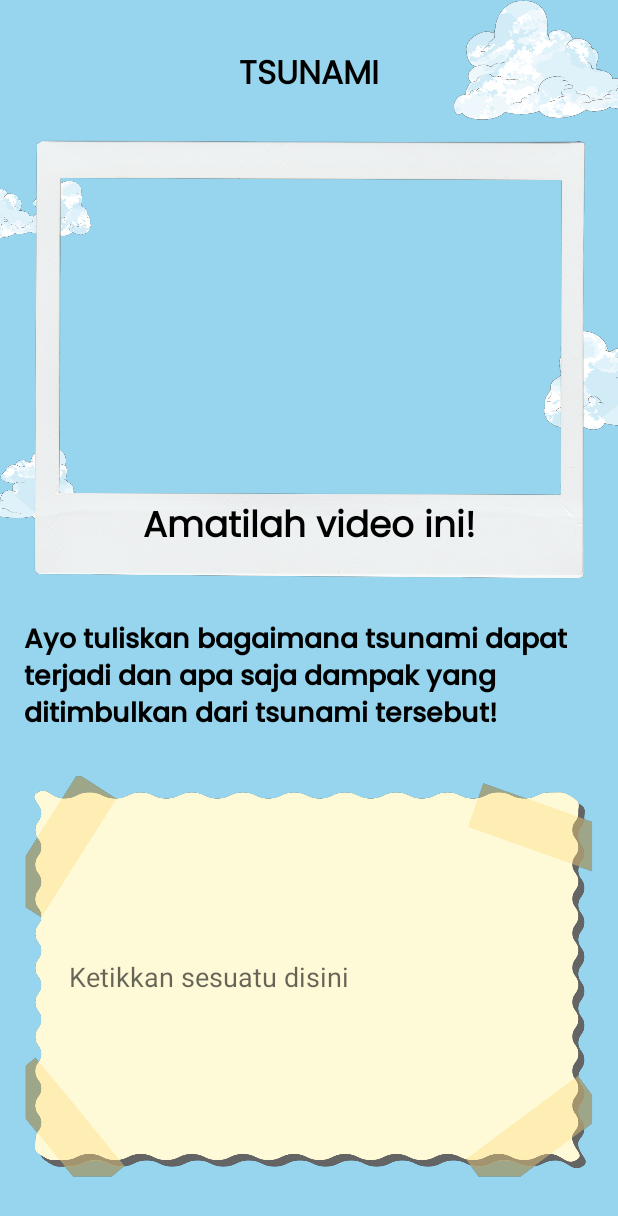
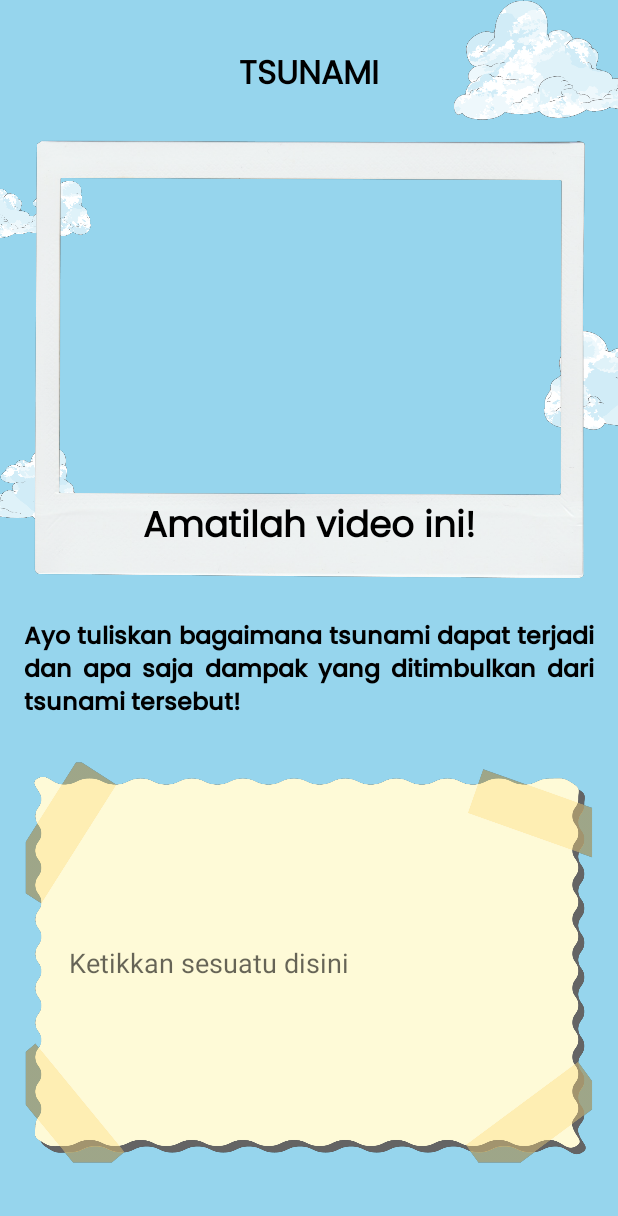
Before and after one commit to yendrapriambada/EcoGuardian, an Android app: the TemplateVideoMateriActivity screen opened directly, with no data from a screen before it, on a phone screen of 412 x 824 dp. Shown: the top 1216 px of the screen. Run offline under Robolectric (Android 15) with nearby library versions, the phone set to English and light mode, and no system bars.

Commit message:
Add Layout Sixteen

```diff
--- a/app/src/main/AndroidManifest.xml
+++ b/app/src/main/AndroidManifest.xml
@@ -12,8 +12,11 @@
         android:theme="@style/Theme.EcoGuardian"
         tools:targetApi="31">
         <activity
+            android:name=".SixteenActivity"
+            android:exported="false" />
+        <activity
             android:name=".TemplateVideoMateriActivity"
-            android:exported="false"/>
+            android:exported="false" />
         <activity
             android:name=".TenActivity"
             android:exported="false" />
--- a/app/src/main/res/layout/activity_template_video_materi.xml
+++ b/app/src/main/res/layout/activity_template_video_materi.xml
@@ -13,7 +13,7 @@
         android:layout_height="match_parent" />
 
     <TextView
-        android:id="@+id/textView"
+        android:id="@+id/tv_title"
         style="@style/TextTitlePoppins"
         android:layout_width="wrap_content"
         android:layout_height="wrap_content"
@@ -33,7 +33,7 @@
         android:src="@drawable/asset_frame_video"
         app:layout_constraintEnd_toEndOf="parent"
         app:layout_constraintStart_toStartOf="parent"
-        app:layout_constraintTop_toBottomOf="@+id/textView" />
+        app:layout_constraintTop_toBottomOf="@+id/tv_title" />
 
     <TextView
         android:id="@+id/textView2"
@@ -53,6 +53,7 @@
         android:layout_width="0dp"
         android:layout_height="wrap_content"
         android:layout_marginTop="24dp"
+        android:justificationMode="inter_word"
         android:text="@string/ayo_tuliskan_bagaimana_tsunami_dapat_terjadi_dan_apa_saja_dampak_yang_ditimbulkan_dari_tsunami_tersebut"
         app:layout_constraintEnd_toEndOf="@+id/imageView"
         app:layout_constraintStart_toStartOf="@+id/imageView"
@@ -62,11 +63,13 @@
         android:layout_width="0dp"
         android:layout_height="270dp"
         android:layout_marginTop="24dp"
-        android:hint="Ketikkan sesuatu disini"
+        android:hint="@string/ketikkan_sesuatu_disini"
         android:padding="30dp"
         android:background="@drawable/asset_bg_note"
         app:layout_constraintEnd_toEndOf="@+id/textView3"
         app:layout_constraintStart_toStartOf="@+id/textView3"
-        app:layout_constraintTop_toBottomOf="@+id/textView3" />
+        app:layout_constraintTop_toBottomOf="@+id/textView3"
+        android:inputType="textLongMessage|textMultiLine"
+        android:importantForAutofill="no" />
 
 </androidx.constraintlayout.widget.ConstraintLayout>
--- a/app/src/main/res/values/strings.xml
+++ b/app/src/main/res/values/strings.xml
@@ -4,4 +4,8 @@
     <string name="amatilah_video_ini">Amatilah video ini!</string>
     <string name="ayo_tuliskan_bagaimana_tsunami_dapat_terjadi_dan_apa_saja_dampak_yang_ditimbulkan_dari_tsunami_tersebut">Ayo tuliskan bagaimana tsunami dapat terjadi dan apa saja dampak yang ditimbulkan dari tsunami tersebut!</string>
     <string name="author">Muhammad Fikri F</string>
+    <string name="ketikkan_sesuatu_disini">Ketikkan sesuatu disini</string>
+    <string name="menurut_kbbi_tsunami_adalah_gelombang_air_laut_dahsyat_gelombang_pasang_yang_terjadi_karena_gempa_bumi_atau_letusan_gunung_api_di_dasar_laut_secara_etimologi_tsunami_berasal_dari_bahasa_jepang_tsu_berarti_pelabuhan_dan_nami_yang_berarti_gelombang_tsunami_ialah_gelombang_raksasa_yang_terjadi_karena_disebabkan_pergerakan_di_dasar_laut">Menurut KBBI, tsunami adalah gelombang air laut dahsyat (gelombang pasang) yang terjadi karena gempa bumi atau letusan gunung api di dasar laut. Secara etimologi, tsunami berasal dari Bahasa Jepang, \'tsu\' berarti pelabuhan dan \'nami\' yang berarti gelombang. Tsunami ialah gelombang raksasa yang terjadi karena disebabkan pergerakan di dasar laut.</string>
+    <string name="penyebab_tsunami"><b>Penyebab Tsunami:\n</b><ul><li>Letusan gunung api di bawah laut dan gunung api pada sebuah pulau.</li>\n<li>Gempa bumi yang diikuti dislokasi. Dislokasi merupakan perpindahan masa tanah atau batuan yang sangat besar di bawah air laut atau danau.</li>\n<li>Tanah longsor di bawah tubuh air laut.</li>\n</ul></string>
+    <string name="ciri_ciri_terjadinya_tsunami"><b>Ciri-Ciri Terjadinya Tsunami:</b>\n<ul>\n<li>Terjadi getaran kuat di sekitar pantai.</li>\n<li>Setelah getaran mereda, laut tiba-tiba surut tersedot beberapa kilometer ke tengah laut.</li>\n<li>Adanya perubahan tingkah laku hewan. Hal ini disebabkan karena biasanya hewan bisa merasakan tanda bahaya yang tidak bisa dirasakan manusia di sekitaran mereka.</li></ul></string>
 </resources>
--- a/app/src/main/res/values/themes.xml
+++ b/app/src/main/res/values/themes.xml
@@ -28,7 +28,7 @@
 
     <style name="TextRegularPoppins">
         <item name="android:textStyle">bold</item>
-        <item name="android:textSize">18sp</item>
+        <item name="android:textSize">16sp</item>
         <item name="android:textColor">@color/black</item>
         <item name="android:fontFamily">@font/poppins_medium</item>
     </style>
```
Also changed, not shown: app/src/main/java/com/fikri/ecoguardian/SixteenActivity.kt (added, +11 -0 lines), app/src/main/res/layout/activity_sixteen.xml (added, +88 -0 lines).
